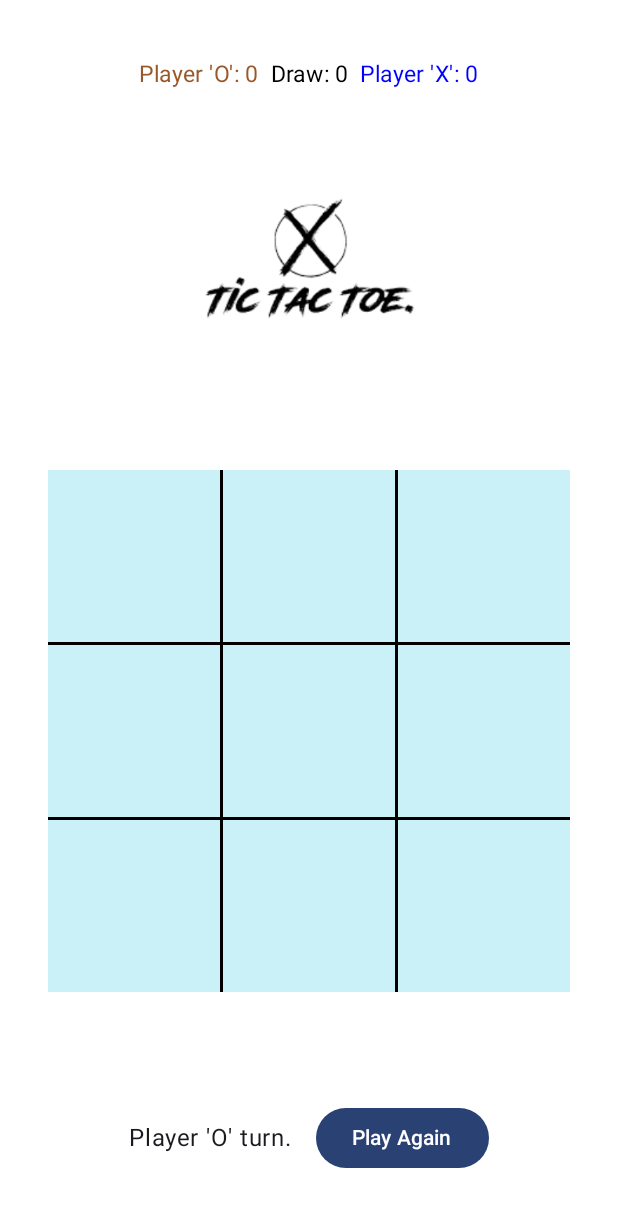
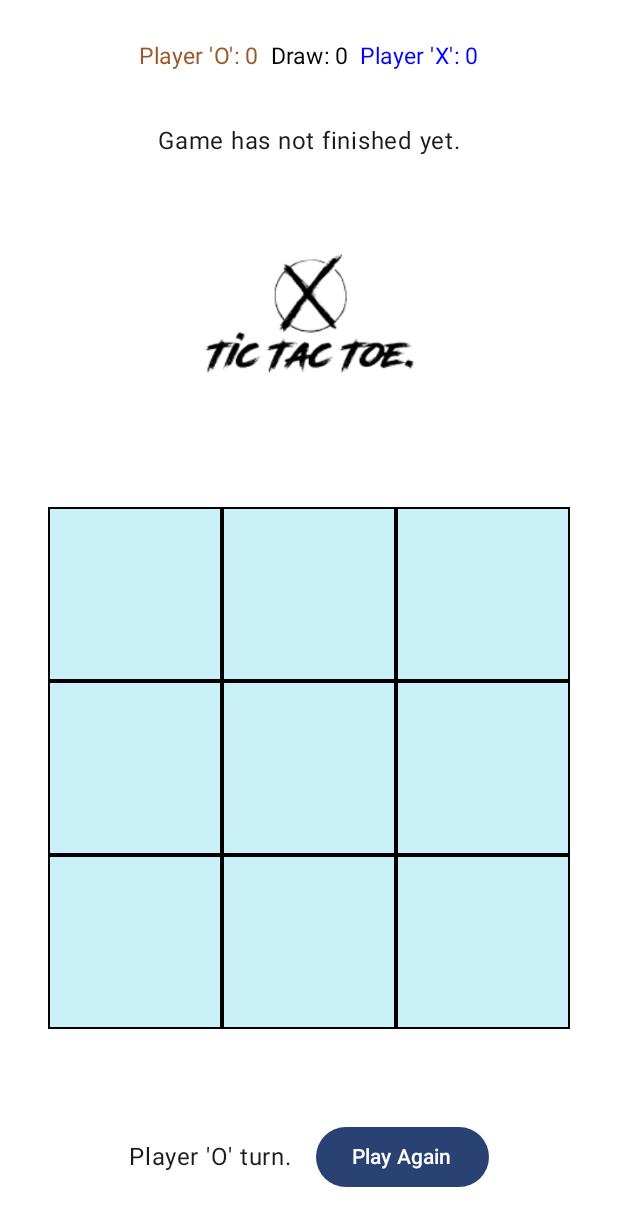
Before and after one commit to ecenurkarahan/TicTacToeGame, an Android app built with Jetpack Compose: the screen it shows after launch (MainActivity), on a phone screen of 412 x 824 dp. Shown: the top 1226 px of the screen. Run offline under Robolectric (Android 15) with nearby library versions, the phone set to English and light mode, and no system bars.

Commit message:
done except of 1 minor bug

```diff
--- a/app/src/main/java/com/ekh/tictactoe/MainActivity.kt
+++ b/app/src/main/java/com/ekh/tictactoe/MainActivity.kt
@@ -5,6 +5,7 @@ import androidx.activity.ComponentActivity
 import androidx.activity.compose.setContent
 import androidx.compose.foundation.Image
 import androidx.compose.foundation.background
+import androidx.compose.foundation.border
 import androidx.compose.foundation.gestures.detectTapGestures
 import androidx.compose.foundation.layout.Arrangement
 import androidx.compose.foundation.layout.Box
@@ -33,6 +34,7 @@ import androidx.compose.ui.Modifier
 import androidx.compose.ui.geometry.Offset
 import androidx.compose.ui.graphics.Color
 import androidx.compose.ui.graphics.ColorFilter
+import androidx.compose.ui.graphics.RectangleShape
 import androidx.compose.ui.input.pointer.pointerInput
 import androidx.compose.ui.res.painterResource
 import androidx.compose.ui.unit.dp
@@ -40,7 +42,7 @@ import androidx.compose.ui.unit.sp
 import com.ekh.tictactoe.ui.theme.TicTacToeTheme
 
 //draw means berabere
-enum class whoWon{
+enum class WhoWon{
     PlayerO,
     PlayerX,
     Draw
@@ -51,10 +53,7 @@ class MainActivity : ComponentActivity() {
         super.onCreate(savedInstanceState)
         setContent {
             Column {
-                //player scores
-                //logo yani image
-                //9 butonun olduğu bir kare
-                //bir row içinde kimin turn olduğunu söyleyen bir string ve oyunu baştan başlatma butonu
+
             }
             TicTacToeTheme {
                 // A surface container using the 'background' color from the theme
@@ -62,37 +61,46 @@ class MainActivity : ComponentActivity() {
                     modifier = Modifier.fillMaxSize(),
                     color = MaterialTheme.colorScheme.background
                 ) {
-                    actualGame()
+                    ActualGame()
                 }
             }
         }
     }
 }
-//eklenecekler: oyun bittiğinde mesaj verilecek, 3 arka arkaya olan yer kırmızıyla işaretlenecek!
+// skorlar tutulmuyor, bazen kapanıyor
 
 //this will hold all the components
 @Composable
-fun actualGame() {
+fun ActualGame() {
+    var winnerString = "Game has not finished yet."
     //true: O turn, false: X turn, null: boş
     val playerOturn= remember {
         mutableStateOf(true)
     }
-    // true: O turn, false: X turn
+    //this holds the line that is to be colored with red
+    var winningLine = remember{mutableStateListOf<Int?>(null,null,null)}
+
+    // true: O turn, false: X turn, null: empty
     val theMoves = remember {
         mutableStateListOf<Boolean?>(null,null,null,null,null,null,null,null,null)
     }
     val winner  = remember {
-        mutableStateOf<whoWon?>(null)
+        mutableStateOf<WhoWon?>(null)
     }
-    var score1 =0
-    var score2=0
-    var drawCount=0
+    //these are to hold the scores
+    var score1 = remember{ 0 }
+    var score2=remember{ 0 }
+    var drawCount=remember{ 0}
+    //when we click play again, this lambda will be used
     val clickOfButton : () -> Unit ={
         playerOturn.value=true
         for(i in 0..8){
             theMoves[i]=null
         }
         winner.value=null
+        winningLine[0]=null
+        winningLine[1]=null
+        winningLine[2]=null
     }
     val onTap : (Offset)-> Unit ={
         if(winner.value==null) {
@@ -107,7 +115,8 @@ fun actualGame() {
                     playerOturn.value = false
                     winner.value = isGameFinished(theMoves)
                 }
-            } else {
+            }
+            else {
                 //which column i am at?
                 val x = ((it).x / 333).toInt()
                 val y = ((it).y / 333).toInt()
@@ -121,13 +130,77 @@ fun actualGame() {
             }
         }
     }
+    //after the ontap operations,if there is a winner
     if(winner.value!=null){
+        //i change the message to notify who won the game
         when(winner.value){
-            whoWon.PlayerO-> score1++
-            whoWon.Draw -> drawCount++
-            whoWon.PlayerX -> score2++
+            WhoWon.PlayerO-> {
+                score1 += 1
+            winnerString= "Winner is Player 'O', Congrats!"}
+            WhoWon.Draw -> {
+                drawCount += 1
+                winnerString= "Game ended with a draw!"
+            }
+            WhoWon.PlayerX -> {
+                score2 += 1
+                winnerString= "Winner is Player 'X', Congrats!"
+            }
             else -> {}
         }
+        //here, when there is a winner we idenfity the indices to paint
+        if((theMoves[0]==true&& theMoves[1]==true&&theMoves[2]==true)||
+            (theMoves[0]==false&& theMoves[1]==false&&theMoves[2]==false)){
+            winningLine[0]= 0
+            winningLine[1]=1
+            winningLine[2]=2
+        }
+        else if ((theMoves[3]==true&& theMoves[4]==true&&theMoves[5]==true)||
+            (theMoves[3]==false&& theMoves[4]==false&&theMoves[5]==false)){
+            winningLine[0]= 3
+            winningLine[1]=4
+            winningLine[2]=5
+        }
+        else if((theMoves[6]==true&& theMoves[7]==true&&theMoves[8]==true)||
+            (theMoves[6]==false&& theMoves[7]==false&&theMoves[8]==false)){
+            winningLine[0]= 6
+            winningLine[1]=7
+            winningLine[2]=8
+        }
+
+           else if((theMoves[0]==true&& theMoves[3]==true&&theMoves[6]==true)||
+            (theMoves[0]==false&& theMoves[3]==false&&theMoves[6]==false)){
+            winningLine[0]= 0
+            winningLine[1]=3
+            winningLine[2]=6
+        }
+
+           else if((theMoves[1]==true&& theMoves[4]==true&&theMoves[7]==true)||
+            (theMoves[1]==false&& theMoves[4]==false&&theMoves[7]==false)){
+            winningLine[0]= 1
+            winningLine[1]=4
+            winningLine[2]=7
+        }
+
+           else if((theMoves[2]==true&& theMoves[5]==true&&theMoves[8]==true)||
+            (theMoves[2]==false&& theMoves[5]==false&&theMoves[8]==false)){
+            winningLine[0]= 2
+            winningLine[1]=5
+            winningLine[2]=8
+
+        }
+
+           else if((theMoves[0]==true&& theMoves[4]==true&&theMoves[8]==true)||
+            (theMoves[0]==false&& theMoves[4]==false&&theMoves[8]==false)){
+            winningLine[0]= 0
+            winningLine[1]=4
+            winningLine[2]=8
+        }
+           else if((theMoves[2]==true&& theMoves[4]==true&&theMoves[6]==true)||
+            (theMoves[2]==false&& theMoves[4]==false&&theMoves[6]==false)){
+            winningLine[0]= 2
+            winningLine[1]=4
+            winningLine[2]=6
+            }
     }
 
     Column (horizontalAlignment = Alignment.CenterHorizontally,
@@ -137,16 +210,21 @@ fun actualGame() {
         val imageModifier = Modifier
             .size(150.dp)
             .background(Color.White)
-        keepingPlayerScores(score1, score2, drawCount)
+        KeepingPlayerScores(score1, score2, drawCount)
+        Text(text = winnerString, modifier = Modifier.padding(8.dp))
         Image(painter = painterResource(id = R.drawable.tictactoe),
             contentDescription = "tictactoe",
             modifier=imageModifier)
-        xOxBoard(theMoves,onTap )
-        whoseTurn(playerOturn,clickOfButton)
+        XOxBoard(theMoves,onTap, winningLine )
+        WhoseTurn(playerOturn,clickOfButton)
     }
 }
+
 @Composable
-fun xOxBoard(theMoves: SnapshotStateList<Boolean?>, OnTap : (Offset)->Unit) {
+fun XOxBoard(
+    theMoves: SnapshotStateList<Boolean?>, onTapofButton: (Offset)->Unit,
+    winningIndices: SnapshotStateList<Int?>
+) {
     Box(
         modifier = Modifier
             .aspectRatio(1f)
@@ -154,60 +232,28 @@ fun xOxBoard(theMoves: SnapshotStateList<Boolean?>, OnTap : (Offset)->Unit) {
             .background(Color(0xffcaf0f8))
             .pointerInput(Unit) {
                 detectTapGestures(
-                    onTap = OnTap
+                    onTap = onTapofButton
                 )
             }
     ) {
-        Column(
-            verticalArrangement = Arrangement.SpaceEvenly,
-            modifier = Modifier.fillMaxSize(1f)
-        ) {
-            Row(
-                modifier = Modifier
-                    .height(2.dp)
-                    .fillMaxWidth(1f)
-                    .background(Color.Black)
-            ) {
-
-            }
-            Row(
-                modifier = Modifier
-                    .height(2.dp)
-                    .fillMaxWidth(1f)
-                    .background(Color.Black)
-            ) {
-
-            }
-        }
-        Row(
-            horizontalArrangement = Arrangement.SpaceEvenly,
-            modifier = Modifier.fillMaxSize(1f)
-        ) {
-            Column(
-                modifier = Modifier
-                    .width(2.dp)
-                    .fillMaxHeight(1f)
-                    .background(Color.Black)
-            ) {
-
-            }
-            Column(
-                modifier = Modifier
-                    .width(2.dp)
-                    .fillMaxHeight(1f)
-                    .background(Color.Black)
-            ) {
-
-            }
-        }
-
-        Column (modifier = Modifier.fillMaxSize(1f)){
+        Column (modifier = Modifier.fillMaxSize(1f).background(Color.Transparent)){
             for(i in 0..2){
-                Row(modifier = Modifier.weight(1f)) {
+                Row(modifier = Modifier.weight(1f).background(Color.Transparent)) {
                     for(j in 0..2){
-                        Column(modifier = Modifier.weight(1f)) {
-                            //putting x or o depending on the moves
-                            decideonXorO(move = theMoves[i*3+j])
+                        val cellIndex = i * 3 + j
+                        //if there is a winning situation, we paint the grids to red
+                        val backgroundColor = if (winningIndices.contains(cellIndex)) {
+                            Color.Red
+                        } else {
+                            Color(0xffcaf0f8)
+                        }
+                        //here i put columns as the grids and to differentiate the grids
+                        //i used border
+                        Column(
+                            modifier = Modifier.weight(1f).background(backgroundColor)
+                                .border(shape = RectangleShape, width = 1.dp, color = Color.Black)
+                        ) {
+                            DecideonXorO(move = theMoves[cellIndex])
                         }
                     }
                 }
@@ -216,8 +262,9 @@ fun xOxBoard(theMoves: SnapshotStateList<Boolean?>, OnTap : (Offset)->Unit) {
     }
 }
 
+
 @Composable
-fun whoseTurn(playerOturn: MutableState<Boolean>, clickOfButton : ()->Unit) {
+fun WhoseTurn(playerOturn: MutableState<Boolean>, clickOfButton : ()->Unit) {
     Row(
         modifier = Modifier,
         horizontalArrangement = Arrangement.SpaceBetween,
@@ -228,9 +275,7 @@ fun whoseTurn(playerOturn: MutableState<Boolean>, clickOfButton : ()->Unit) {
         } else {
             Text(text = "Player 'X' turn.",modifier = Modifier.padding(8.dp))
         }
-        Button(onClick = {
-            clickOfButton
-        },
+        Button(onClick = clickOfButton,
             modifier = Modifier.padding(8.dp)) {
             Text(text = "Play Again")
         }
@@ -238,9 +283,9 @@ fun whoseTurn(playerOturn: MutableState<Boolean>, clickOfButton : ()->Unit) {
 }
 
 @Composable
-fun keepingPlayerScores(score1: Int, score2: Int, roundCount : Int){
-    val playerO : String = "Player 'O': $score1"
-    val playerX : String = "Player 'X': $score2"
+fun KeepingPlayerScores(score1: Int, score2: Int, roundCount: Int){
+    val playerO = "Player 'O': $score1"
+    val playerX  = "Player 'X': $score2"
     Row (modifier = Modifier,
         horizontalArrangement = Arrangement.SpaceEvenly,
         verticalAlignment = Alignment.Top){
@@ -261,23 +306,33 @@ fun keepingPlayerScores(score1: Int, score2: Int, roundCount : Int){
     }
 }
 @Composable
-fun decideonXorO(move: Boolean?){
-    when(move){
-        true -> Image(painter = painterResource(id = R.drawable.ic_o),
-            contentDescription =null,
-            modifier = Modifier.fillMaxSize(1f),
-            colorFilter = ColorFilter.tint(Color(0xff99582a)))
-        false -> Image(painter = painterResource(id = R.drawable.ic_x),
-            contentDescription = null,
-            modifier = Modifier.fillMaxSize(1f),
-            colorFilter = ColorFilter.tint(Color(0xff6f2dbd)))
-        null -> Image(painter = painterResource(id = R.drawable.ic_null),
-            contentDescription = null,
-            modifier = Modifier.fillMaxSize(1f))
-    }
+fun DecideonXorO(move: Boolean?){
+    //var backgroundColor = Color(0xffcaf0f8)
+        when (move) {
+            true -> Image(
+                painter = painterResource(id = R.drawable.ic_o),
+                contentDescription = null,
+                modifier = Modifier.fillMaxSize(1f),
+                colorFilter = ColorFilter.tint(Color(0xff99582a))
+            )
+
+            false -> Image(
+                painter = painterResource(id = R.drawable.ic_x),
+                contentDescription = null,
+                modifier = Modifier.fillMaxSize(1f),
+                colorFilter = ColorFilter.tint(Color(0xff6f2dbd))
+            )
+
+            null -> Image(
+                painter = painterResource(id = R.drawable.ic_null),
+                contentDescription = null,
+                modifier = Modifier.fillMaxSize(1f)
+            )
+        }
+
 }
-fun isGameFinished(moves: List<Boolean?>): whoWon? {
-    var winner : whoWon? = null
+fun isGameFinished(moves: List<Boolean?>): WhoWon? {
+    var winner : WhoWon? = null
     if(
         (moves[0]==true&& moves[1]==true&&moves[2]==true)||
         (moves[3]==true&& moves[4]==true&&moves[5]==true)||
@@ -288,7 +343,7 @@ fun isGameFinished(moves: List<Boolean?>): whoWon? {
         (moves[0]==true&& moves[4]==true&&moves[8]==true)||
         (moves[2]==true&& moves[4]==true&&moves[6]==true)
     ){
-        winner=whoWon.PlayerO
+        winner=WhoWon.PlayerO
     }
     if(
         (moves[0]==false&& moves[1]==false&&moves[2]==false)||
@@ -300,7 +355,7 @@ fun isGameFinished(moves: List<Boolean?>): whoWon? {
         (moves[0]==false&& moves[4]==false&&moves[8]==false)||
         (moves[2]==false&& moves[4]==false&&moves[6]==false)
     ){
-        winner=whoWon.PlayerX
+        winner=WhoWon.PlayerX
     }
     if(winner==null){
         var isGameFinished=true
@@ -310,7 +365,7 @@ fun isGameFinished(moves: List<Boolean?>): whoWon? {
             }
         }
         if(isGameFinished){
-            winner=whoWon.Draw
+            winner=WhoWon.Draw
         }
     }
     return winner
```
